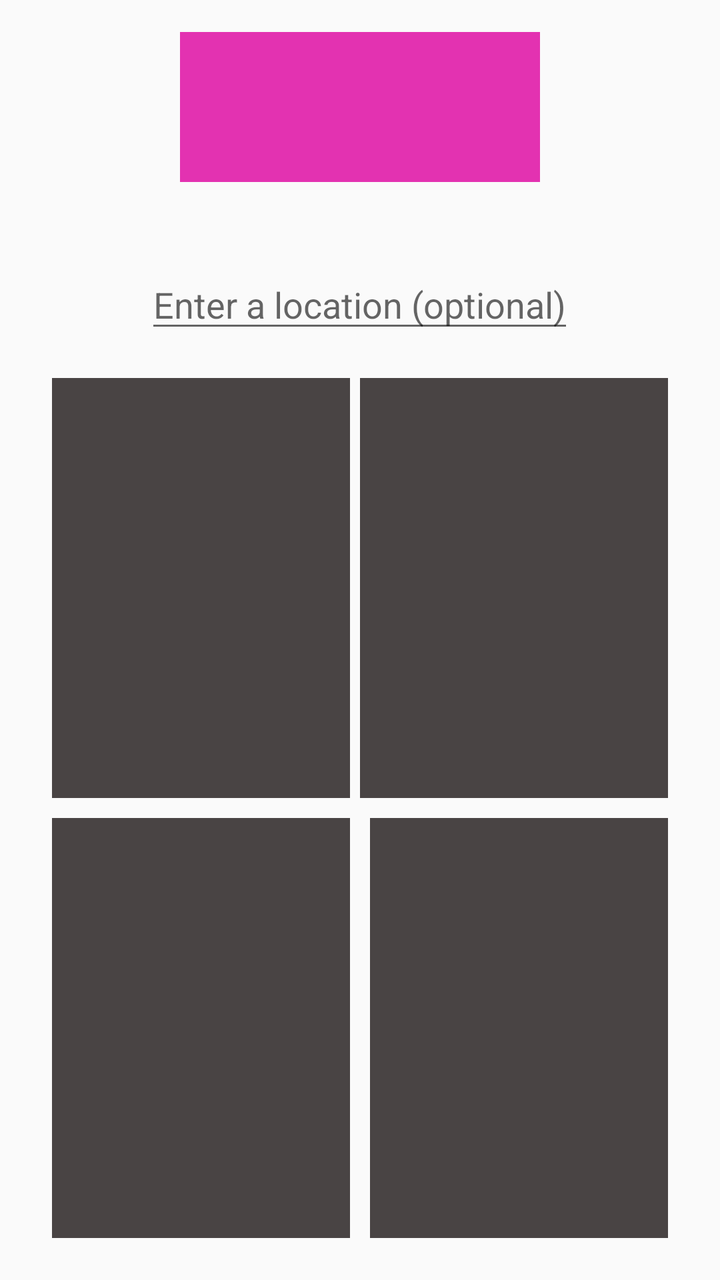
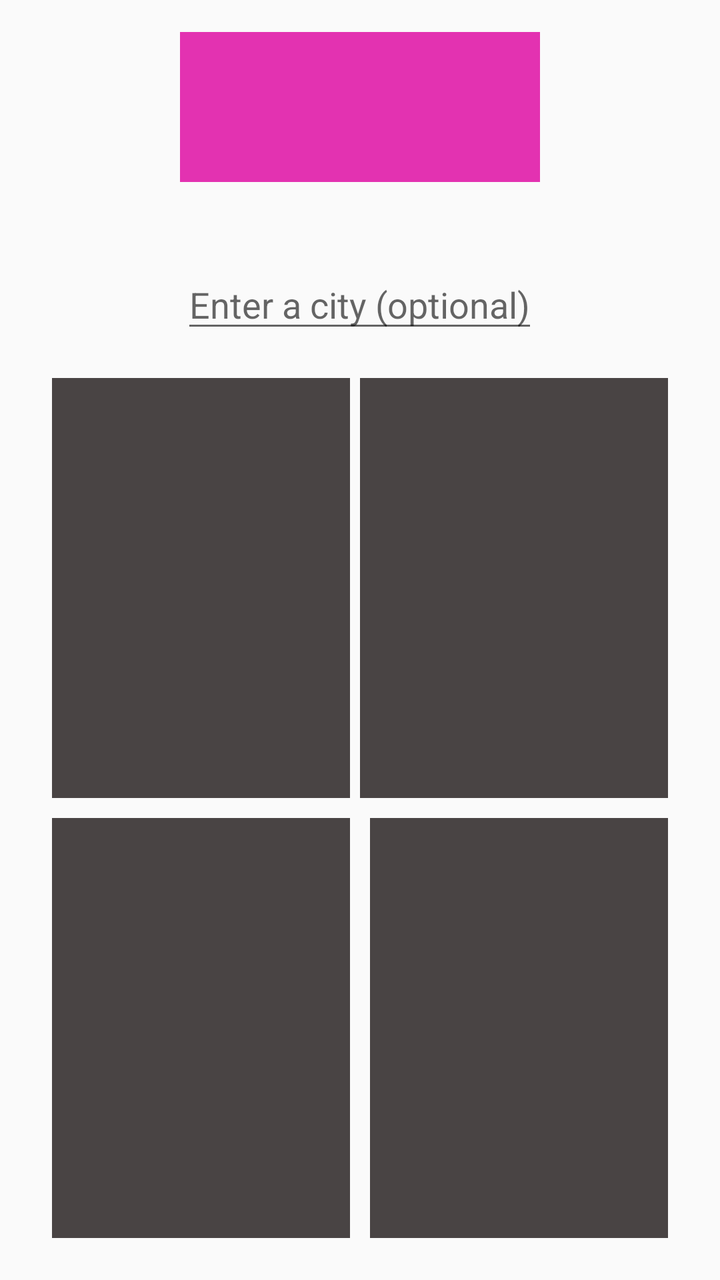

Two renders of the same Android screen: before a commit and after it. Below are the layout's source before the change and the commit's diff.
<!-- AndroidManifest.xml: application theme AppTheme -->
<!-- res/layout/activity_main.xml -->
<?xml version="1.0" encoding="utf-8"?>
<RelativeLayout xmlns:android="http://schemas.android.com/apk/res/android"
    xmlns:tools="http://schemas.android.com/tools"
    android:layout_width="match_parent"
    android:layout_height="match_parent"
    android:paddingBottom="@dimen/activity_vertical_margin"
    android:paddingLeft="@dimen/activity_horizontal_margin"
    android:paddingRight="@dimen/activity_horizontal_margin"
    android:paddingTop="@dimen/activity_vertical_margin"
    tools:context="com.example.rui.location.MainActivity">

    <TextView
        android:layout_width="wrap_content"
        android:layout_height="wrap_content"
        android:text=""
        android:adjustViewBounds="true"
        android:id="@+id/textLocation" />

    <TextView
        android:layout_width="wrap_content"
        android:layout_height="wrap_content"
        android:text=""
        android:adjustViewBounds="true"
        android:id="@+id/connection" />

    <EditText
        android:layout_width="wrap_content"
        android:layout_height="wrap_content"
        android:id="@+id/inputLocation"
        android:layout_marginTop="39dp"
        android:hint="Enter a location (optional)"
        android:layout_below="@+id/logo"
        android:adjustViewBounds="true"
        android:layout_centerHorizontal="true"/>

    <ImageView
        android:layout_width="wrap_content"
        android:layout_height="wrap_content"
        android:id="@+id/logo"
        android:layout_row="0"
        android:layout_column="3"
        android:background="#d2df08a2"
        android:minHeight="75dp"
        android:minWidth="180dp"
        android:adjustViewBounds="true"
        android:layout_alignParentTop="true"
        android:layout_centerHorizontal="true" />

    <LinearLayout
        android:id="@+id/firstLayout"
        android:layout_width="match_parent"
        android:layout_height="fill_parent"
        android:layout_toLeftOf="@+id/secondView"
        android:orientation="vertical"
        android:nestedScrollingEnabled="true"
        android:minHeight="0dp"
        android:minWidth="0dp"
        android:paddingLeft="10dp"
        android:gravity="bottom">

        <ImageButton
            android:layout_width="fill_parent"
            android:layout_height="wrap_content"
            android:id="@+id/mood1"
            android:background="#b9080000"
            android:minWidth="265dp"
            android:minHeight="210dp"
            android:adjustViewBounds="true"
            android:layout_below="@+id/inputLocation"
            android:layout_alignParentStart="true"
            android:text="#happy"
            android:textColor="#fefcfc"
            android:textSize="50px"
            android:layout_marginTop="84dp"
            android:layout_marginRight="5dp"
            android:layout_marginBottom="5dp"
            android:onClick="buttonClicked"/>

        <ImageButton
            android:layout_width="fill_parent"
            android:layout_height="wrap_content"
            android:id="@+id/mood4"
            android:background="#b9080000"
            android:minWidth="265dp"
            android:minHeight="210dp"
            android:layout_alignParentBottom="true"
            android:layout_alignParentStart="true"
            android:textSize="50px"
            android:adjustViewBounds="true"
            android:text="#Healthy"
            android:textColor="#fffdfd"
            android:layout_marginRight="5dp"
            android:layout_marginTop="5dp"
            android:layout_marginBottom="5dp"
            android:onClick="buttonClicked"/>

    </LinearLayout>

    <View
        android:id="@+id/secondView"
        android:layout_width="0dp"
        android:layout_height="match_parent"
        android:layout_centerHorizontal="true" />

    <LinearLayout
        android:id="@+id/thirdLayout"
        android:layout_width="match_parent"
        android:layout_height="fill_parent"
        android:layout_toRightOf="@+id/secondView"
        android:orientation="vertical"
        android:paddingRight="10dp"
        android:gravity="bottom">

        <ImageButton
            android:layout_width="fill_parent"
            android:layout_height="wrap_content"
            android:id="@+id/mood2"
            android:background="#b9080000"
            android:minWidth="265dp"
            android:minHeight="210dp"

            android:adjustViewBounds="true"

            android:textColor="#ffffff"
            android:layout_marginTop="84dp"
            android:layout_marginBottom="5dp"
            android:onClick="buttonClicked"/>

        <ImageButton
            android:layout_width="fill_parent"
            android:layout_height="wrap_content"
            android:id="@+id/mood3"
            android:background="#b9080000"
            android:minWidth="265dp"
            android:minHeight="210dp"
            android:layout_alignTop="@+id/mood4"
            android:layout_alignParentEnd="true"
            android:textSize="50px"
            android:adjustViewBounds="true"
            android:text="#Adventurous"
            android:textColor="#fffefe"
            android:layout_marginLeft="5dp"
            android:layout_marginTop="5dp"
            android:layout_marginBottom="5dp"
            android:onClick="buttonClicked"/>
    </LinearLayout>

</RelativeLayout>
<!-- resources referenced by this layout -->
<resources>
  <dimen name="activity_horizontal_margin">16dp</dimen>
  <dimen name="activity_vertical_margin">16dp</dimen>
  <style name="AppTheme" parent="Theme.AppCompat.Light.DarkActionBar">
          
          <item name="colorPrimary">@color/colorPrimary</item>
          <item name="colorPrimaryDark">@color/colorPrimaryDark</item>
          <item name="colorAccent">@color/colorAccent</item>
      </style>
  <color name="colorPrimary">#3F51B5</color>
  <color name="colorPrimaryDark">#303F9F</color>
  <color name="colorAccent">#FF4081</color>
</resources>

<!-- the commit's change to res/layout/activity_main.xml (unified diff, before → after) -->
@@ -28,7 +28,7 @@
         android:layout_height="wrap_content"
         android:id="@+id/inputLocation"
         android:layout_marginTop="39dp"
-        android:hint="Enter a location (optional)"
+        android:hint="Enter a city (optional)"
         android:layout_below="@+id/logo"
         android:adjustViewBounds="true"
         android:layout_centerHorizontal="true"/>
